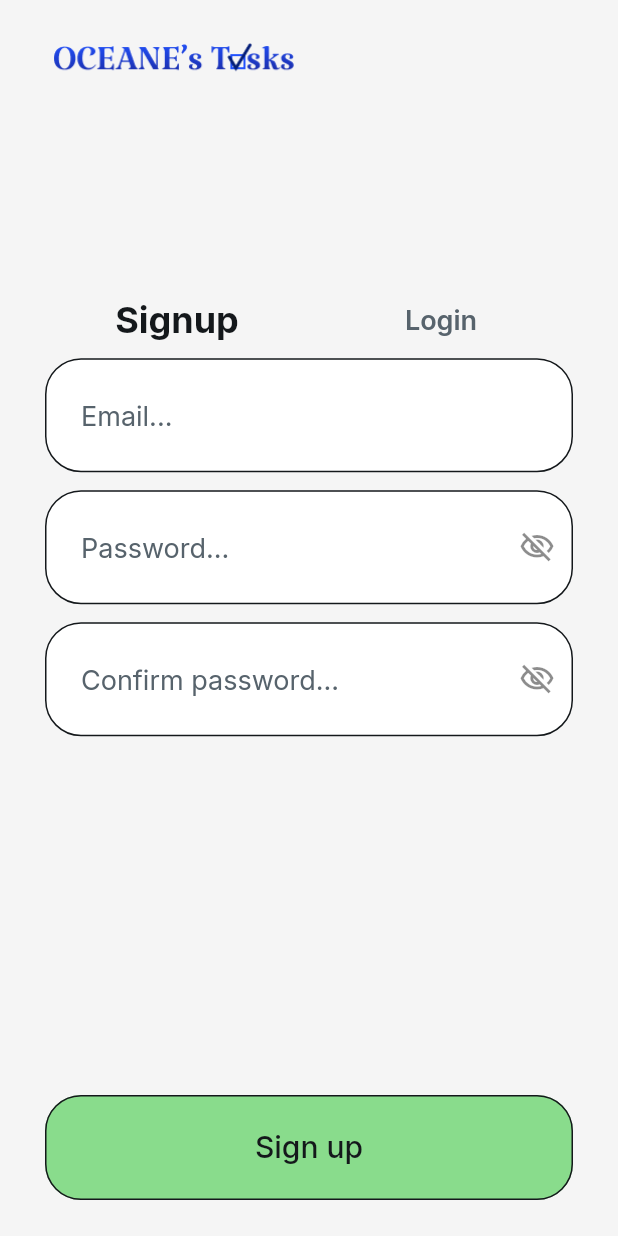
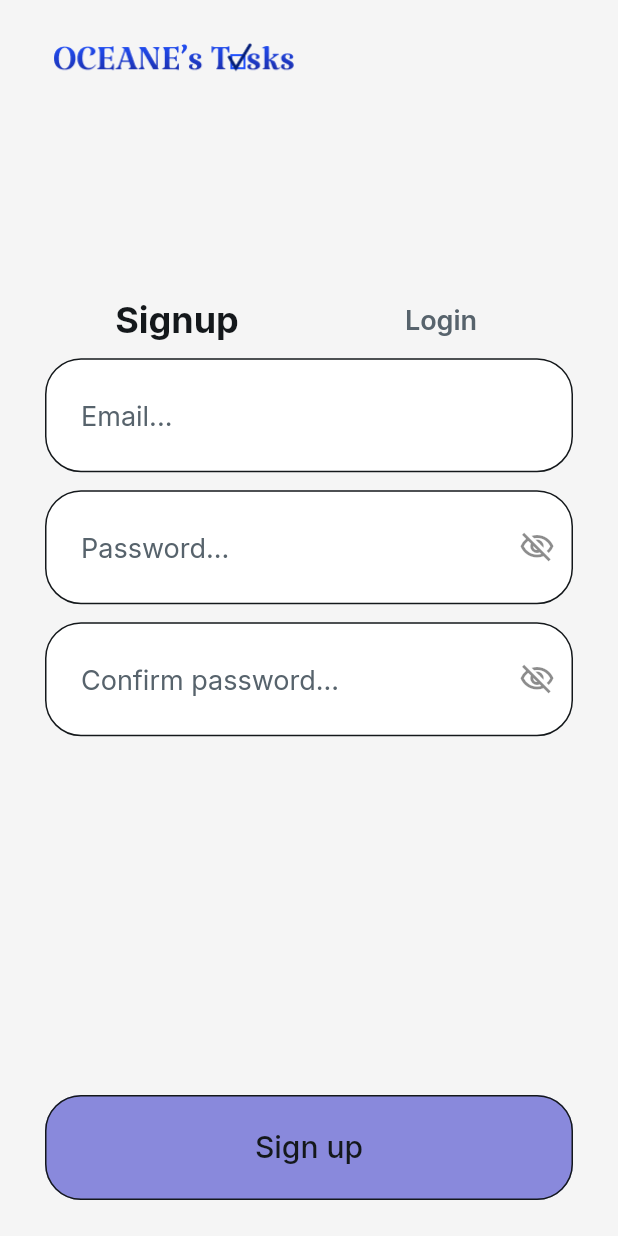
Before and after one commit to opoussin/TodoApp-FlutterFlow, a Flutter app: the screen it shows after launch, on a phone screen of 412 x 824 dp. Run offline on Flutter 3.47's test engine with Material 3 defaults, Android fonts, the phone set to English and light mode, and no system bars; drawn by our look-alikes of auto_size_text; our stand-ins replace cloud_firestore, easy_debounce, file_picker, firebase_auth, firebase_core, firebase_storage and 12 more; missing offline and left inert: json_path, mime_type; accounts and stored records are empty.

Commit message:
change color

```diff
--- a/lib/flutter_flow/flutter_flow_theme.dart
+++ b/lib/flutter_flow/flutter_flow_theme.dart
@@ -103,7 +103,7 @@ class LightModeTheme extends FlutterFlowTheme {
   @Deprecated('Use tertiary instead')
   Color get tertiaryColor => tertiary;
 
-  late Color primary = const Color(0xFF89DC8C);
+  late Color primary = const Color(0xFF8989DC);
   late Color secondary = const Color(0xFF5794F2);
   late Color tertiary = const Color(0xFFEE8B60);
   late Color alternate = const Color(0xFFF5F5F5);
```
